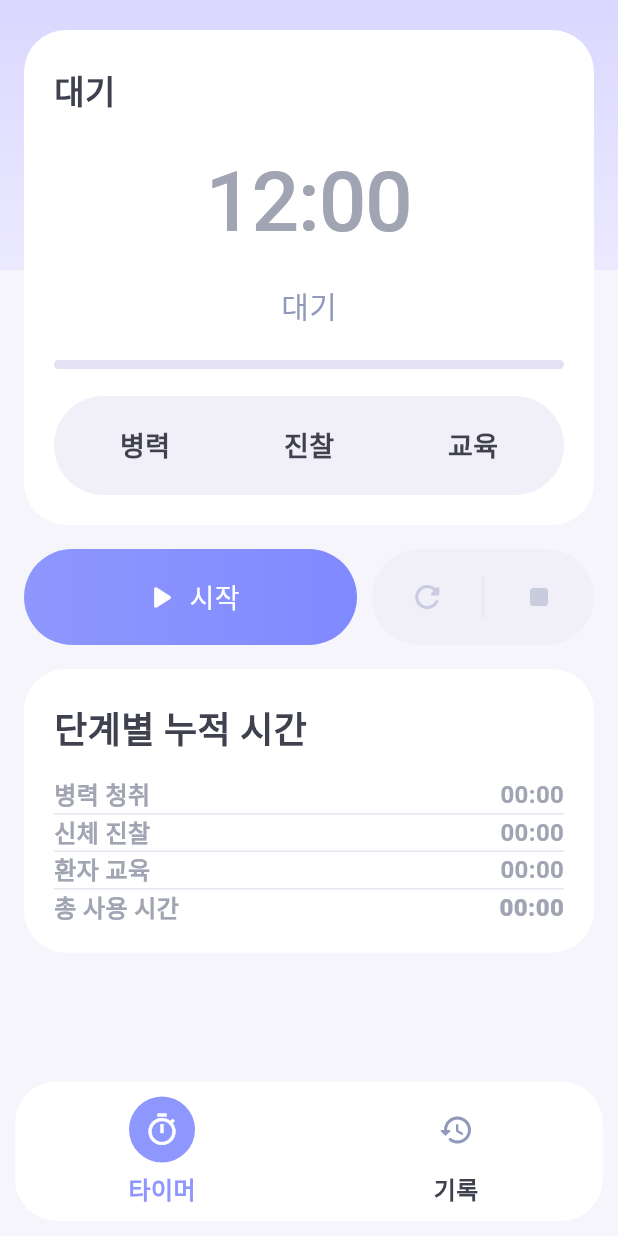
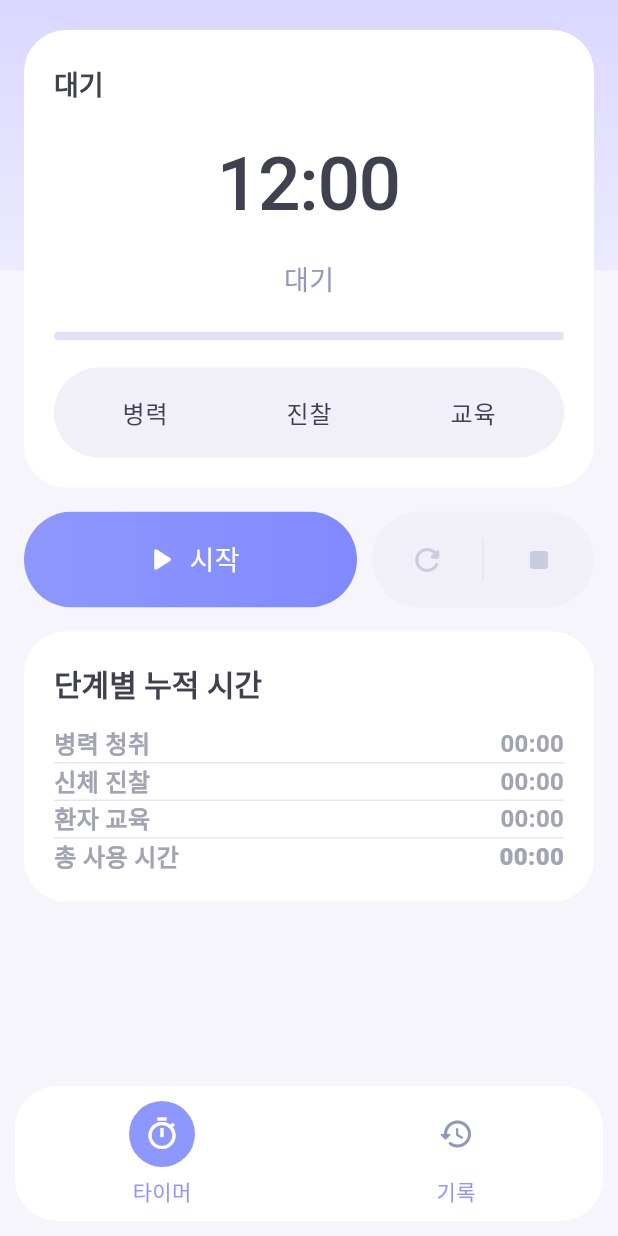
Before and after one commit to ksroh0202/cpx_timer, a Flutter app: the screen it shows after launch, on a phone screen of 412 x 824 dp. Run offline on Flutter 3.47's test engine with Material 3 defaults, Android fonts, the phone set to English and light mode, and no system bars; our stand-ins replace audioplayers, shared_preferences.

Commit message:
테마분리2

```diff
--- a/lib/screens/home_page.dart
+++ b/lib/screens/home_page.dart
@@ -514,11 +514,7 @@ class _HomePageState extends State<HomePage> {
         children: [
           Text(
             _statusText,
-            style: const TextStyle(
-              fontSize: 22,
-              fontWeight: FontWeight.w600,
-              color: AppColors.textPrimary,
-            ),
+            style: Theme.of(context).textTheme.titleLarge,
           ),
           const SizedBox(height: 20),
           Center(
@@ -531,9 +527,8 @@ class _HomePageState extends State<HomePage> {
           Center(
             child: Text(
               _currentStage?.label ?? _statusText,
-              style: const TextStyle(
-                fontSize: 20,
-                fontWeight: FontWeight.w500,
+              style: Theme.of(context).textTheme.bodyMedium?.copyWith(
+                fontSize: 18,
                 color: AppColors.textMuted,
               ),
             ),
@@ -566,7 +561,7 @@ class _HomePageState extends State<HomePage> {
           onTap: onTap,
           child: AnimatedContainer(
             duration: const Duration(milliseconds: 180),
-            padding: const EdgeInsets.symmetric(vertical: 14),
+            padding: const EdgeInsets.symmetric(vertical: 12),
             decoration: BoxDecoration(
               gradient: selected
                   ? const LinearGradient(
@@ -581,9 +576,9 @@ class _HomePageState extends State<HomePage> {
             child: Center(
               child: Text(
                 text,
-                style: TextStyle(
-                  fontSize: 18,
-                  fontWeight: FontWeight.w600,
+                style: Theme.of(context).textTheme.bodyLarge?.copyWith(
+                  fontSize: 16,
+                  fontWeight: FontWeight.w500,
                   color: selected
                       ? AppColors.primaryTextOn
                       : AppColors.textPrimary,
@@ -633,12 +628,11 @@ class _HomePageState extends State<HomePage> {
       child: Column(
         crossAxisAlignment: CrossAxisAlignment.start,
         children: [
-          const Text(
+          Text(
             '단계별 누적 시간',
-            style: TextStyle(
-              fontSize: 24,
-              fontWeight: FontWeight.w700,
-              color: AppColors.textPrimary,
+            style: Theme.of(context).textTheme.titleLarge?.copyWith(
+              fontSize: 20,
+              fontWeight: FontWeight.w600,
             ),
           ),
           const SizedBox(height: 14),
@@ -877,9 +871,9 @@ class _HomePageState extends State<HomePage> {
                   const SizedBox(height: 6),
                   Text(
                     '타이머',
-                    style: TextStyle(
-                      fontSize: 16,
-                      fontWeight: FontWeight.w600,
+                    style: Theme.of(context).textTheme.bodyMedium?.copyWith(
+                      fontSize: 14,
+                      fontWeight: FontWeight.w500,
                       color: _selectedTab == 0
                           ? AppColors.primary
                           : AppColors.textPrimary,
@@ -918,10 +912,10 @@ class _HomePageState extends State<HomePage> {
                   const SizedBox(height: 6),
                   Text(
                     '기록',
-                    style: TextStyle(
-                      fontSize: 16,
-                      fontWeight: FontWeight.w600,
-                      color: _selectedTab == 1
+                    style: Theme.of(context).textTheme.bodyMedium?.copyWith(
+                      fontSize: 14,
+                      fontWeight: FontWeight.w500,
+                      color: _selectedTab == 0
                           ? AppColors.primary
                           : AppColors.textPrimary,
                     ),
@@ -954,10 +948,10 @@ class _HomePageState extends State<HomePage> {
           ),
         Expanded(
           child: _records.isEmpty
-              ? const Center(
+              ? Center(
                   child: Text(
                     '아직 저장된 기록이 없습니다.',
-                    style: TextStyle(fontSize: 16),
+                    style: Theme.of(context).textTheme.bodyMedium,
                   ),
                 )
               : ListView.separated(
@@ -975,7 +969,9 @@ class _HomePageState extends State<HomePage> {
                         ),
                         title: Text(
                           _formatDateTime(record.endedAt),
-                          style: const TextStyle(fontWeight: FontWeight.w700),
+                          style: Theme.of(context).textTheme.bodyLarge?.copyWith(
+                            fontWeight: FontWeight.w600,
+                          ),
                         ),
                         subtitle: Padding(
                           padding: const EdgeInsets.only(top: 6),
--- a/lib/theme/app_styles.dart
+++ b/lib/theme/app_styles.dart
@@ -25,9 +25,10 @@ class AppStyles {
   );
 
   static const timerText = TextStyle(
-    fontSize: 56,
+    fontSize: 50,
     fontWeight: FontWeight.w500,
     letterSpacing: -1,
+    color: AppColors.textPrimary,
   );
 
   static const buttonText = TextStyle(
```
